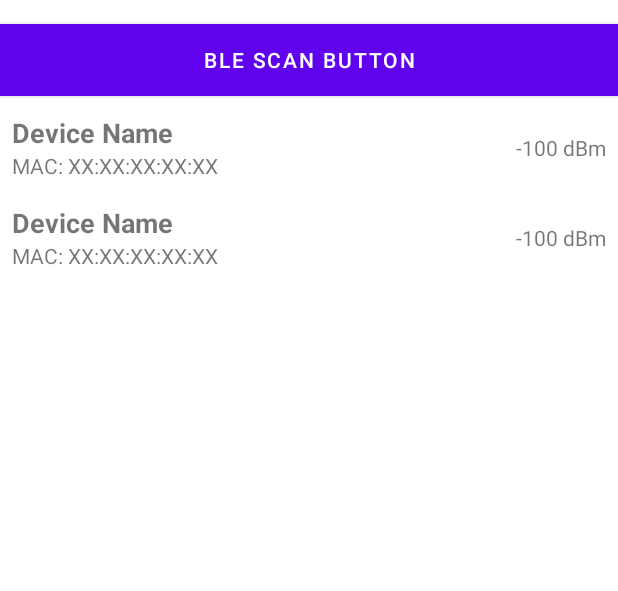
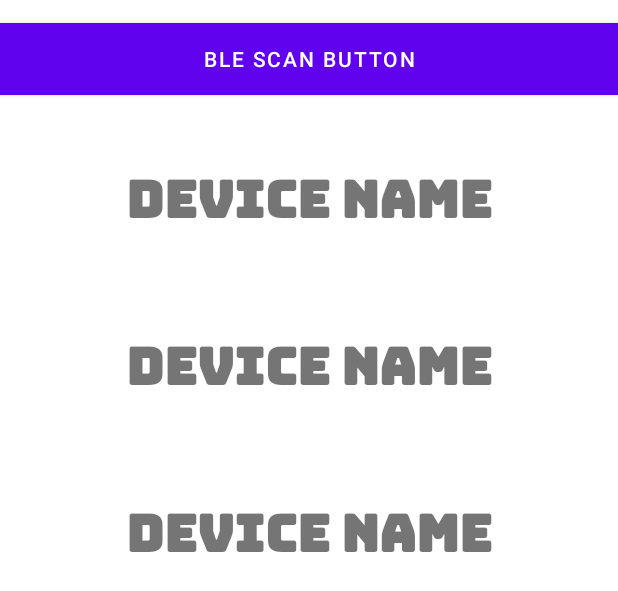
Before and after one commit to JustCodeRW/ProjektEKG, an Android app: the layout activity_ble_and_location_connection.xml on its own in the app's theme, with its tools: preview values and no code run, on a phone screen of 412 x 824 dp. Shown: the top 591 px of the screen. Run offline under Robolectric (Android 15) with nearby library versions, the light colour scheme and no system bars; Roboto replaces fonts that are not available here.

Commit message:
Added new features

```diff
--- a/app/src/main/java/com/example/ekg_app/Login.kt
+++ b/app/src/main/java/com/example/ekg_app/Login.kt
@@ -12,7 +12,6 @@
 import android.widget.ImageView
 import android.widget.TextView
 import androidx.appcompat.app.AppCompatActivity
-import com.example.ekg_app.databinding.ActivityLoginBinding
 import com.google.android.material.textfield.TextInputLayout
 import com.google.firebase.database.*
 import android.util.Pair as UtilPair
@@ -21,7 +20,6 @@
 class Login : AppCompatActivity() {
     private lateinit var username: TextInputLayout
     private lateinit var password: TextInputLayout
-    private lateinit var binding: ActivityLoginBinding
 
     override fun onCreate(savedInstanceState: Bundle?) {
         super.onCreate(savedInstanceState)
@@ -38,9 +36,6 @@
         val loginBtn: Button = findViewById(R.id.loginBtn)
         val buttonLoadRegistration: Button = findViewById(R.id.registrationBtn)
 
-//        binding = ActivityLoginBinding.inflate(layoutInflater)
-//        val view = binding.root
-//        setContentView(view)
         loginBtn.setOnClickListener {loginUser()}
 
         buttonLoadRegistration.setOnClickListener {
--- a/app/src/main/res/layout/activity_ble_and_location_connection.xml
+++ b/app/src/main/res/layout/activity_ble_and_location_connection.xml
@@ -6,31 +6,31 @@
     android:layout_height="match_parent"
     tools:context=".BleAndLocationConnection">
 
+
     <Button
         android:id="@+id/scanButton"
-        android:layout_width="0dp"
+        android:layout_width="match_parent"
         android:layout_height="wrap_content"
-        android:layout_marginTop="16dp"
+        android:layout_marginTop="15dp"
         android:background="#6002EE"
-        android:text="Ble Scan Button"
+        android:text="@string/ble_scan_button"
         android:textColor="#fff"
         app:backgroundTint="@null"
         app:layout_constraintEnd_toEndOf="parent"
-        app:layout_constraintHorizontal_bias="1.0"
-        app:layout_constraintStart_toStartOf="parent"
+        app:layout_constraintLeft_toLeftOf="parent"
+        app:layout_constraintRight_toRightOf="parent"
         app:layout_constraintTop_toTopOf="parent" />
 
     <androidx.recyclerview.widget.RecyclerView
         android:id="@+id/scan_results_recycler_view"
-        android:layout_width="match_parent"
-        android:layout_height="match_parent"
-        android:layout_marginTop="8dp"
+        android:layout_width="0dp"
+        android:layout_height="0dp"
+        android:layout_marginTop="10dp"
         app:layout_constraintBottom_toBottomOf="parent"
         app:layout_constraintEnd_toEndOf="parent"
         app:layout_constraintHorizontal_bias="0.0"
         app:layout_constraintStart_toStartOf="parent"
         app:layout_constraintTop_toBottomOf="@id/scanButton"
-        app:layout_constraintVertical_bias="0.486"
+        app:layout_constraintVertical_bias="1.0"
         tools:listitem="@layout/activity_results_ble_scan" />
-
 </androidx.constraintlayout.widget.ConstraintLayout>
--- a/app/src/main/res/layout/activity_results_ble_scan.xml
+++ b/app/src/main/res/layout/activity_results_ble_scan.xml
@@ -1,40 +1,19 @@
 <?xml version="1.0" encoding="utf-8"?>
-<androidx.constraintlayout.widget.ConstraintLayout
-    xmlns:android="http://schemas.android.com/apk/res/android"
-    xmlns:app="http://schemas.android.com/apk/res-auto"
+<LinearLayout xmlns:android="http://schemas.android.com/apk/res/android"
     xmlns:tools="http://schemas.android.com/tools"
     android:layout_width="match_parent"
     android:layout_height="wrap_content"
-    android:padding="8dp"
-    android:background="?android:attr/selectableItemBackground">
+    android:background="?android:attr/selectableItemBackground"
+    android:padding="8dp">
 
     <TextView
         android:id="@+id/device_name"
-        android:layout_width="wrap_content"
+        android:layout_width="match_parent"
         android:layout_height="wrap_content"
-        android:textSize="18sp"
+        android:layout_marginTop="8dp"
+        android:fontFamily="@font/bungee"
+        android:textAlignment="center"
+        android:textSize="34sp"
         android:textStyle="bold"
-        app:layout_constraintTop_toTopOf="parent"
-        app:layout_constraintStart_toStartOf="parent"
         tools:text="Device Name" />
-
-    <TextView
-        android:id="@+id/mac_address"
-        android:layout_width="wrap_content"
-        android:layout_height="wrap_content"
-        android:textSize="14sp"
-        app:layout_constraintTop_toBottomOf="@id/device_name"
-        app:layout_constraintStart_toStartOf="parent"
-        tools:text="MAC: XX:XX:XX:XX:XX" />
-
-    <TextView
-        android:id="@+id/signal_strength"
-        android:layout_width="wrap_content"
-        android:layout_height="wrap_content"
-        android:textSize="14sp"
-        app:layout_constraintTop_toTopOf="parent"
-        app:layout_constraintBottom_toBottomOf="parent"
-        app:layout_constraintEnd_toEndOf="parent"
-        tools:text="-100 dBm" />
-
-</androidx.constraintlayout.widget.ConstraintLayout>
+</LinearLayout>
--- a/app/src/main/res/values/strings.xml
+++ b/app/src/main/res/values/strings.xml
@@ -18,4 +18,5 @@
     <string name="forget_password">Forget Password</string>
     <string name="start">Start</string>
     <string name="new_user_sign_up">New User? Sign up</string>
+    <string name="ble_scan_button">Ble Scan Button</string>
 </resources>
```
Also changed, not shown: app/src/main/java/com/example/ekg_app/BleAndLocationConnection.kt (+35 -8 lines), app/src/main/java/com/example/ekg_app/BleConnectionManager.kt (added, +382 -0 lines), app/src/main/java/com/example/ekg_app/BleOperationType.kt (added, +19 -0 lines), app/src/main/java/com/example/ekg_app/ConnectionEventListener.kt (added, +14 -0 lines), app/src/main/java/com/example/ekg_app/RecordScreen.kt (+94 -29 lines), app/src/main/java/com/example/ekg_app/ScanResultsAdapter.kt (+5 -24 lines).
